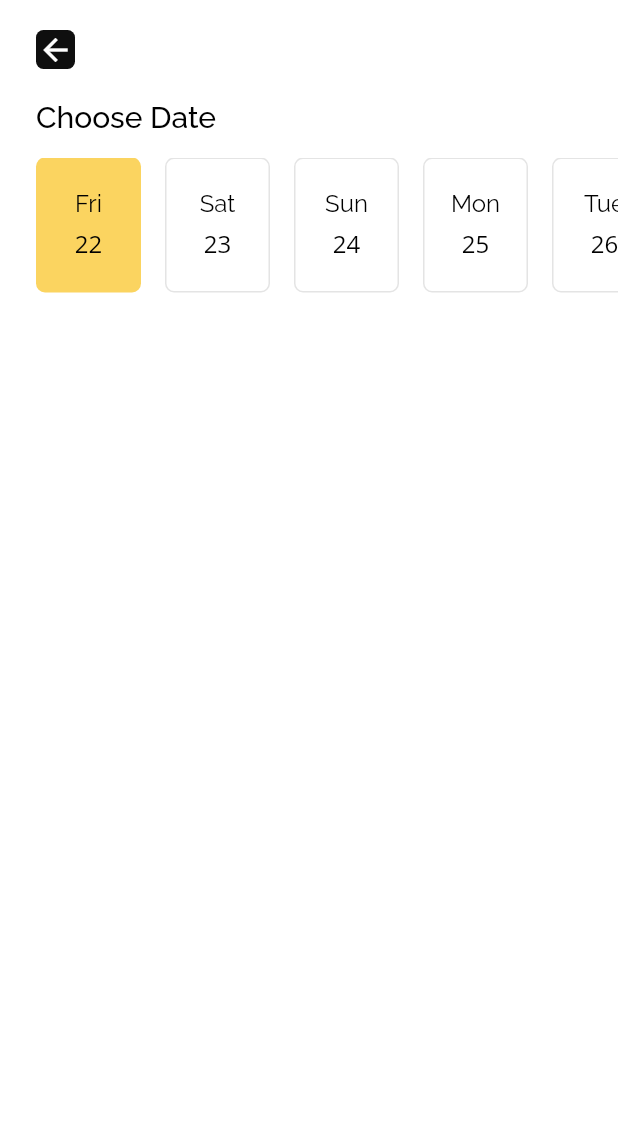
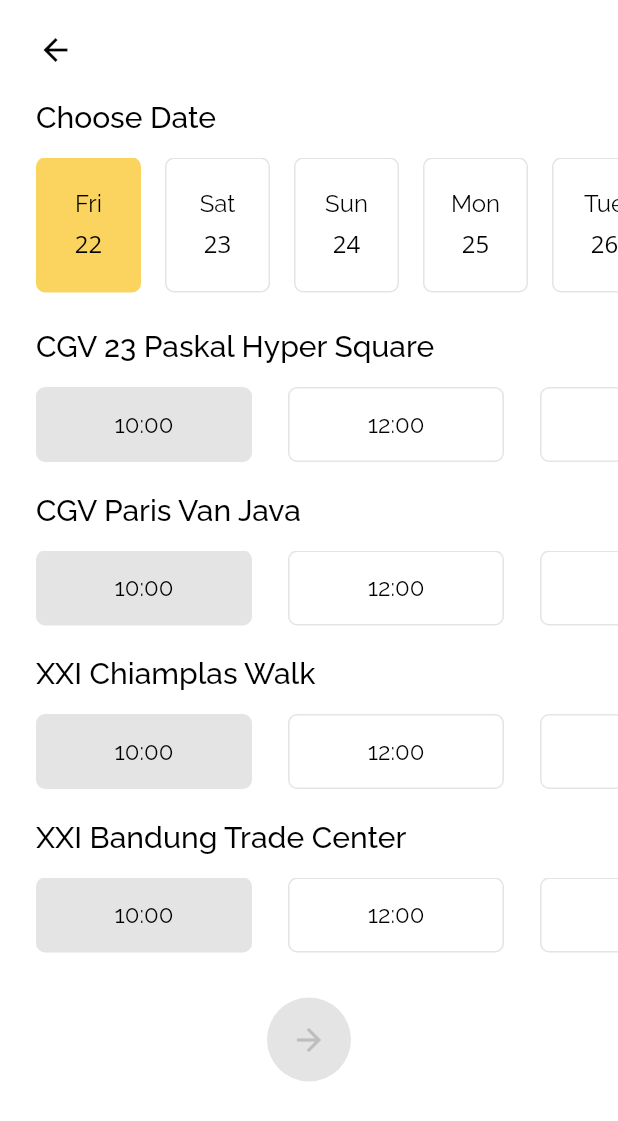
Before and after one commit to yunuslon/Flutix, a Flutter app: the SelectSchedulPage screen opened directly with empty values, on a phone screen of 412 x 824 dp. Shown: the top 1121 px of the screen. Run offline on Flutter 3.47's test engine with Material 2 defaults, Android fonts, the phone set to English and light mode, and no system bars; our stand-ins replace another_flushbar, bloc, cloud_firestore, email_validator, equatable, firebase_auth and 7 more; accounts and stored records are empty; network calls fail.

Commit message:
Select Schedule page

```diff
--- a/lib/bloc/page_bloc.dart
+++ b/lib/bloc/page_bloc.dart
@@ -29,6 +29,8 @@ class PageBloc extends Bloc<PageEvent, PageState> {
       yield OnMovieDetailPage(event.movie);
     } else if (event is GoToSelectSchedulePage) {
       yield OnSelectSchedulePage(event.movieDetail);
+    } else if (event is GoToSelectSeatPage) {
+      yield OnSelectSeatPage(event.ticket);
     }
   }
 }
--- a/lib/bloc/page_event.dart
+++ b/lib/bloc/page_event.dart
@@ -63,3 +63,12 @@ class GoToSelectSchedulePage extends PageEvent {
   @override
   List<Object> get props => [movieDetail];
 }
+
+class GoToSelectSeatPage extends PageEvent {
+  final Ticket ticket;
+
+  const GoToSelectSeatPage(this.ticket);
+
+  @override
+  List<Object> get props => [ticket];
+}
--- a/lib/bloc/page_state.dart
+++ b/lib/bloc/page_state.dart
@@ -68,3 +68,12 @@ class OnSelectSchedulePage extends PageState {
   @override
   List<Object> get props => [movieDetail];
 }
+
+class OnSelectSeatPage extends PageState {
+  final Ticket ticket;
+
+  const OnSelectSeatPage(this.ticket);
+
+  @override
+  List<Object> get props => [ticket];
+}
--- a/lib/models/models.dart
+++ b/lib/models/models.dart
@@ -9,3 +9,5 @@ part "movie.dart";
 part "promo.dart";
 part 'movie_detail.dart';
 part 'credit.dart';
+part 'theater.dart';
+part 'ticket.dart';
--- /dev/null
+++ b/lib/models/theater.dart
@@ -0,0 +1,17 @@
+part of 'models.dart';
+
+class Theater extends Equatable {
+  final String name;
+
+  Theater(this.name);
+
+  @override
+  List<Object> get props => [name];
+}
+
+List<Theater> dummyTheaters = [
+  Theater("CGV 23 Paskal Hyper Square"),
+  Theater("CGV Paris Van Java"),
+  Theater("XXI Chiamplas Walk"),
+  Theater("XXI Bandung Trade Center"),
+];
--- /dev/null
+++ b/lib/models/ticket.dart
@@ -0,0 +1,43 @@
+part of 'models.dart';
+
+class Ticket extends Equatable {
+  final MovieDetail movieDetail;
+  final Theater theater;
+  final DateTime time;
+  final String bookingCode;
+  final List<String> seats;
+  final String name;
+  final int totalPrice;
+
+  Ticket(this.movieDetail, this.theater, this.time, this.bookingCode,
+      this.seats, this.name, this.totalPrice);
+
+  Ticket copyWith(
+          {MovieDetail movieDetail,
+          Theater theater,
+          DateTime time,
+          String bookingCode,
+          List<String> seats,
+          String name,
+          int totalPrice}) =>
+      Ticket(
+          movieDetail ?? this.movieDetail,
+          theater ?? this.theater,
+          time ?? this.time,
+          bookingCode ?? this.bookingCode,
+          seats ?? this.seats,
+          name ?? this.name,
+          totalPrice ?? this.totalPrice);
+
+  String get seatsInString {
+    String s = '';
+    for (var seat in seats) {
+      s += seat + ((seat != seats.last) ? ', ' : '');
+    }
+    return s;
+  }
+
+  @override
+  List<Object> get props =>
+      [movieDetail, theater, time, bookingCode, seats, name, totalPrice];
+}
--- a/lib/ui/pages/pages.dart
+++ b/lib/ui/pages/pages.dart
@@ -15,6 +15,7 @@ import 'package:intl/intl.dart';
 import 'package:material_design_icons_flutter/material_design_icons_flutter.dart';
 import 'package:provider/provider.dart';
 import 'package:flutter_bloc/flutter_bloc.dart';
+import 'package:random_string/random_string.dart';
 
 part "main_page.dart";
 part "sign_in_page.dart";
@@ -26,3 +27,4 @@ part "preference_page.dart";
 part "account_confirmation_page.dart";
 part 'movie_detail_page.dart';
 part 'select_schedule_page.dart';
+part 'select_seat_page.dart';
--- a/lib/ui/pages/select_schedule_page.dart
+++ b/lib/ui/pages/select_schedule_page.dart
@@ -12,6 +12,9 @@ class SelectSchedulPage extends StatefulWidget {
 class _SelectSchedulPageState extends State<SelectSchedulPage> {
   List<DateTime> dates;
   DateTime selectedDate;
+  int selectedTime;
+  Theater selectedTheater;
+  bool isValid = false;
 
   void initState() {
     super.initState();
@@ -43,19 +46,17 @@ class _SelectSchedulPageState extends State<SelectSchedulPage> {
                     Container(
                       margin: EdgeInsets.only(top: 20, left: defaultMargin),
                       padding: EdgeInsets.all(1),
-                      decoration: BoxDecoration(
-                          borderRadius: BorderRadius.circular(5),
-                          color: Colors.black.withOpacity(0.94)),
                       child: GestureDetector(
                           onTap: () {
                             context
                                 .bloc<PageBloc>()
                                 .add(GoToMovieDetailPage(widget.movieDetail));
                           },
-                          child: Icon(Icons.arrow_back, color: Colors.white)),
+                          child: Icon(Icons.arrow_back, color: Colors.black)),
                     ),
                   ],
                 ),
+                //* note: Choose Date
                 Container(
                   margin:
                       EdgeInsets.fromLTRB(defaultMargin, 20, defaultMargin, 16),
@@ -84,6 +85,42 @@ class _SelectSchedulPageState extends State<SelectSchedulPage> {
                           },
                         )),
                   ),
+                ), //* note: Choose TIME
+                generateTimeTable(),
+                //* note: Next Button
+                SizedBox(height: 10),
+                Align(
+                  alignment: Alignment.topCenter,
+                  child: BlocBuilder<UserBloc, UserState>(
+                    builder: (_, userState) {
+                      return FloatingActionButton(
+                        elevation: 0,
+                        backgroundColor:
+                            (isValid) ? mainColor : Color(0xffe4e4e4),
+                        child: Icon(
+                          Icons.arrow_forward,
+                          color: isValid ? Colors.white : Color(0xffbebebe),
+                        ),
+                        onPressed: () {
+                          if (isValid) {
+                            context.bloc<PageBloc>().add(GoToSelectSeatPage(
+                                Ticket(
+                                    widget.movieDetail,
+                                    selectedTheater,
+                                    DateTime(
+                                        selectedDate.year,
+                                        selectedDate.month,
+                                        selectedDate.day,
+                                        selectedTime),
+                                    randomAlphaNumeric(12).toUpperCase(),
+                                    null,
+                                    (userState as UserLoaded).user.name,
+                                    null)));
+                          }
+                        },
+                      );
+                    },
+                  ),
                 )
               ],
             )
@@ -92,4 +129,46 @@ class _SelectSchedulPageState extends State<SelectSchedulPage> {
       ),
     );
   }
+
+  Column generateTimeTable() {
+    List<int> schedule = List.generate(7, (i) => 10 + i * 2);
+    List<Widget> widgets = [];
+
+    for (var theater in dummyTheaters) {
+      widgets.add(Container(
+        margin: EdgeInsets.fromLTRB(defaultMargin, 0, defaultMargin, 16),
+        child: Text(theater.name, style: blackTextFont.copyWith(fontSize: 20)),
+      ));
+      widgets.add(Container(
+          height: 50,
+          margin: EdgeInsets.only(bottom: 20),
+          child: ListView.builder(
+              itemCount: schedule.length,
+              scrollDirection: Axis.horizontal,
+              itemBuilder: (_, i) => Container(
+                    margin: EdgeInsets.only(
+                        left: (i == 0) ? defaultMargin : 0,
+                        right: (i == schedule.length - 1) ? 16 : defaultMargin),
+                    child: SelectableBox(
+                      "${schedule[i]}:00",
+                      height: 50,
+                      isSelected: selectedTheater == theater &&
+                          selectedTime == schedule[i],
+                      isEnabled: schedule[i] > DateTime.now().hour ||
+                          selectedDate.day != DateTime.now().day,
+                      onTap: () {
+                        setState(() {
+                          selectedTheater = theater;
+                          selectedTime = schedule[i];
+                          isValid = true;
+                        });
+                      },
+                    ),
+                  ))));
+    }
+    return Column(
+      crossAxisAlignment: CrossAxisAlignment.start,
+      children: widgets,
+    );
+  }
 }
--- a/lib/ui/pages/wrapper.dart
+++ b/lib/ui/pages/wrapper.dart
@@ -32,6 +32,8 @@ class Wrapper extends StatelessWidget {
         return MovieDetailPage(pageState.movie);
       } else if (pageState is OnSelectSchedulePage) {
         return SelectSchedulPage(pageState.movieDetail);
+      } else if (pageState is OnSelectSeatPage) {
+        return SelectSeatPage(pageState.ticket);
       } else {
         return MainPage();
       }
--- a/pubspec.yaml
+++ b/pubspec.yaml
@@ -44,6 +44,7 @@ dependencies:
   material_design_icons_flutter: ^4.0.5045
   provider: ^4.0.4
   http: ^0.12.0+4
+  random_string: ^2.3.1
 
 dev_dependencies:
   flutter_lints: ^2.0.0
```
Also changed, not shown: lib/ui/pages/select_seat_page.dart (added, +28 -0 lines), pubspec.lock.
